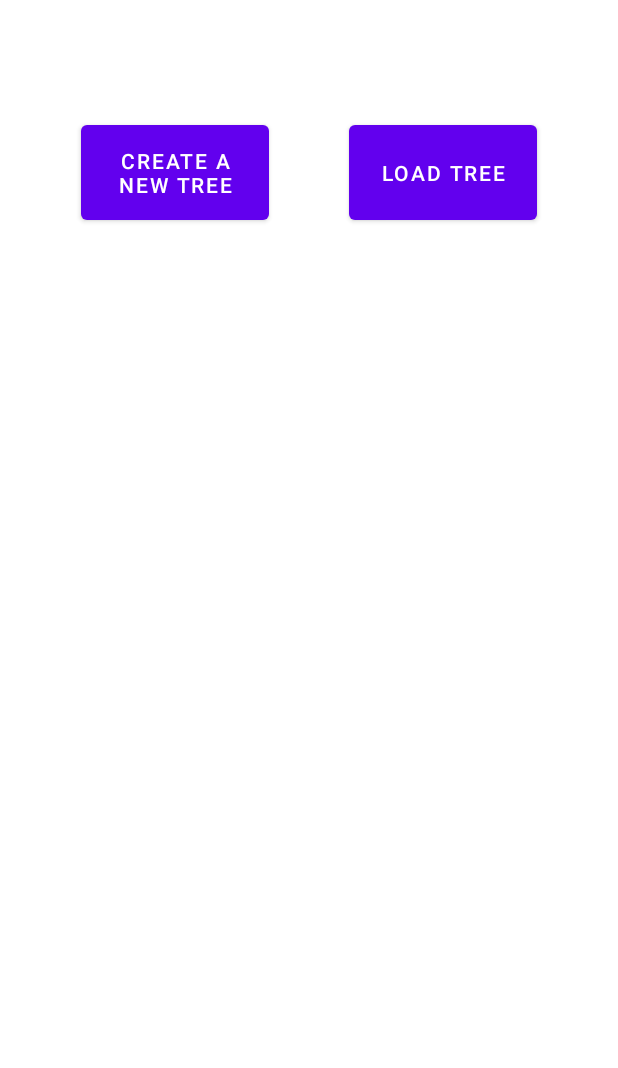
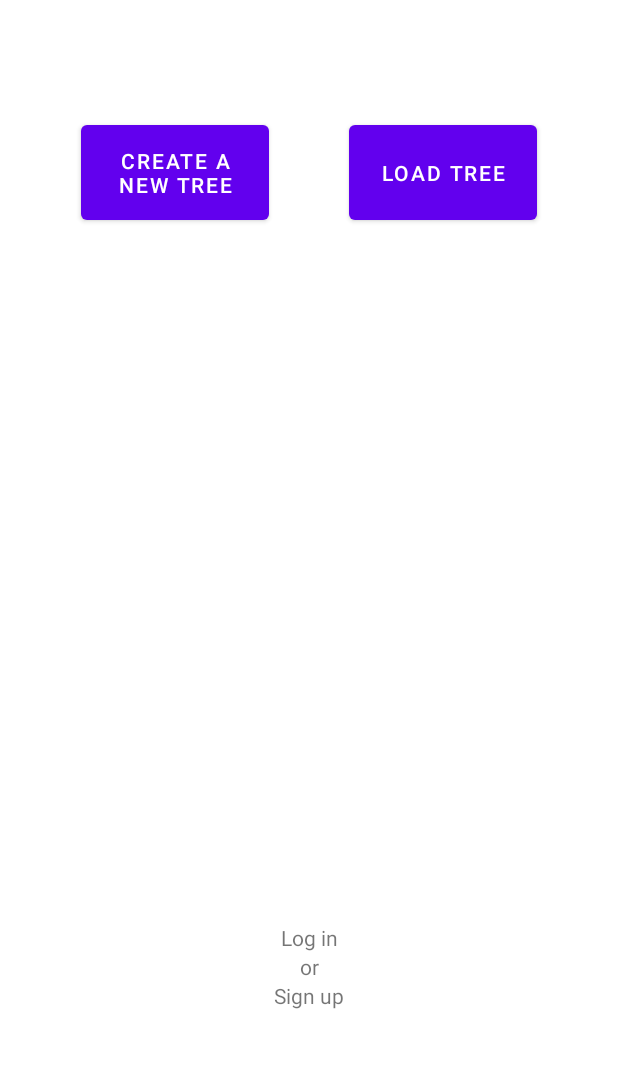
Before and after one commit to csc530/Family-Tree, an Android app: the screen it shows after launch (LaunchActivity), on a phone screen of 412 x 824 dp, the part 151-1219 px from its top. Run offline under Robolectric (Android 15) with nearby library versions, the phone set to English and light mode, and no system bars; our stand-ins replace Firebase (no records; nobody signed in at launch, a user with empty details on screens opened directly).

Commit message:
feat(home-screen): Activities
Added text to redirect to the authentication screen

```diff
--- a/app/src/main/java/com/csc530/familytree/LaunchActivity.kt
+++ b/app/src/main/java/com/csc530/familytree/LaunchActivity.kt
@@ -1,16 +1,30 @@
 package com.csc530.familytree
 
-import android.app.Activity
 import android.content.Intent
+import android.os.Bundle
 import androidx.appcompat.app.AppCompatActivity
-import android.os.Bundle
 import com.csc530.familytree.databinding.ActivityLaunchBinding
+import com.google.firebase.auth.FirebaseAuth
+import com.google.firebase.auth.ktx.auth
+import com.google.firebase.ktx.Firebase
 
 class LaunchActivity : AppCompatActivity() {
+	private lateinit var auth: FirebaseAuth
 	private lateinit var binding: ActivityLaunchBinding
+
 	override fun onCreate(savedInstanceState: Bundle?) {
 		super.onCreate(savedInstanceState)
-		setContentView(R.layout.activity_launch)
+		binding = ActivityLaunchBinding.inflate(layoutInflater)
+		setContentView(binding.root)
+
+		// ? Remove the login and sign up text with a log out button if they are signed in
+		auth = Firebase.auth
+		if(auth.currentUser != null) {
+			//TODO: remove login and sign up options
+			//Todo add logout button
+			binding.vllAuth.removeAllViews()
+		}
+		binding.vllAuth.removeAllViewsInLayout()
 
 		binding = ActivityLaunchBinding.inflate(layoutInflater)
 		setContentView(binding.root)
@@ -23,5 +37,26 @@ class LaunchActivity : AppCompatActivity() {
 			val intent = Intent(this, LoadTreeActivity::class.java)
 			startActivity(intent)
 		}
+		//switch intents to authentication if they selected login or signup
+		binding.vllAuth.setOnClickListener {
+			val intent = Intent(this, AuthActivity::class.java)
+			startActivity(intent)
+		}
+
 	}
+
+	public override fun onStart() {
+		super.onStart()
+		// Check if user is signed in (non-null) and update UI accordingly.
+		val currentUser = auth.currentUser
+		if(currentUser != null) {
+			//TODO: add reload method that will get rid of the log in or sign up prompt/controls
+			reload()
+		}
+	}
+
+	/**
+	 * Reloads the page to not display the sign in options but a logout button.
+	 */
+	fun reload() {}
 }
--- a/app/src/main/res/layout/activity_launch.xml
+++ b/app/src/main/res/layout/activity_launch.xml
@@ -4,7 +4,7 @@
 	xmlns:tools="http://schemas.android.com/tools"
 	android:layout_width="match_parent"
 	android:layout_height="match_parent"
-	tools:context=".AuthActivity">
+	tools:context=".LaunchActivity">
 
 	<TextView
 		android:id="@+id/txtTitle"
@@ -43,10 +43,42 @@
 		android:layout_width="@dimen/btnMdW"
 		android:layout_height="wrap_content"
 		android:layout_marginTop="32dp"
+		android:contentDescription="@string/familyTree_logo_cntDesc"
 		app:layout_constraintEnd_toEndOf="parent"
 		app:layout_constraintStart_toStartOf="parent"
 		app:layout_constraintTop_toBottomOf="@+id/txtTitle"
-		tools:srcCompat="@tools:sample/avatars"
-		android:contentDescription="@string/familyTree_logo_cntDesc" />
+		tools:srcCompat="@tools:sample/avatars" />
+
+	<LinearLayout
+		android:id="@+id/vllAuth"
+		android:layout_width="wrap_content"
+		android:layout_height="wrap_content"
+		android:layout_marginBottom="50dp"
+		android:orientation="vertical"
+		app:layout_constraintBottom_toBottomOf="parent"
+		app:layout_constraintEnd_toEndOf="parent"
+		app:layout_constraintStart_toStartOf="parent">
+
+		<TextView
+			android:id="@+id/txtLogin"
+			android:layout_width="match_parent"
+			android:layout_height="wrap_content"
+			android:text="@string/log_in"
+			android:textAlignment="center" />
+
+		<TextView
+			android:id="@+id/txtOr"
+			android:layout_width="match_parent"
+			android:layout_height="wrap_content"
+			android:text="@string/or"
+			android:textAlignment="center" />
+
+		<TextView
+			android:id="@+id/txtSignup"
+			android:layout_width="match_parent"
+			android:layout_height="wrap_content"
+			android:text="@string/sign_up"
+			android:textAlignment="center" />
+	</LinearLayout>
 
 </androidx.constraintlayout.widget.ConstraintLayout>
--- a/app/src/main/res/values/strings.xml
+++ b/app/src/main/res/values/strings.xml
@@ -8,4 +8,7 @@
 	<!--Not set up-->
 	<string name="twitter_application_id" translatable="false">YOUR_APP_ID</string>
 	<string name="twitter_login_protocol_scheme" translatable="false">fbYOUR_APP_ID</string>
+	<string name="sign_up">Sign up</string>
+	<string name="or">or</string>
+	<string name="log_in">Log in</string>
 </resources>
```
